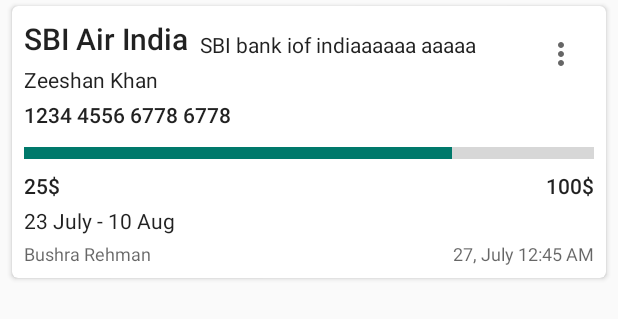
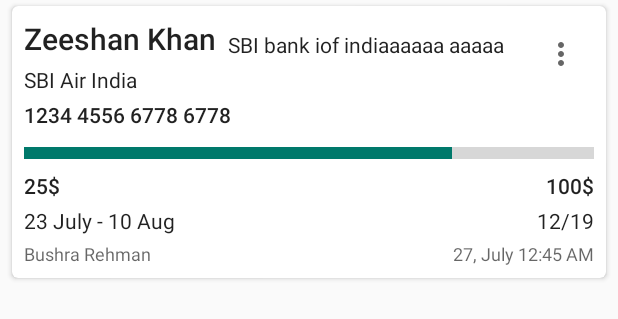
Before and after one commit to zVolt/familyfinance-android, an Android app: the layout listitem_ccard.xml on its own in the app's theme, with its tools: preview values and no code run, on a phone screen of 412 x 824 dp. Shown: the top 319 px of the screen. Run offline under Robolectric (Android 15) with nearby library versions, the phone set to English and light mode, and no system bars.

Commit message:
fix: card name is just alias now, expiry data visible on card item

```diff
--- a/app/src/main/res/layout/listitem_ccard.xml
+++ b/app/src/main/res/layout/listitem_ccard.xml
@@ -18,7 +18,7 @@
 
 
         <TextView
-            android:id="@+id/name"
+            android:id="@+id/cardholder"
             style="@style/TextAppearance.AppCompat.Title"
             android:layout_width="wrap_content"
             android:layout_height="wrap_content"
@@ -29,7 +29,7 @@
             android:textIsSelectable="true"
             app:layout_constraintLeft_toLeftOf="parent"
             app:layout_constraintTop_toTopOf="parent"
-            tools:text="SBI Air India"/>
+            tools:text="Zeeshan Khan"/>
 
 
         <TextView
@@ -41,7 +41,7 @@
             android:layout_marginTop="4dp"
             android:textIsSelectable="true"
             app:layout_constraintLeft_toLeftOf="parent"
-            app:layout_constraintTop_toBottomOf="@+id/cardholder"
+            app:layout_constraintTop_toBottomOf="@+id/name"
             tools:text="1234 4556 6778 6778"/>
 
         <TextView
@@ -57,18 +57,18 @@
             tools:text="23 July - 10 Aug"/>
 
         <TextView
-            android:id="@+id/cardholder"
+            android:id="@+id/name"
             style="@style/TextAppearance.AppCompat.Body1"
             android:layout_width="wrap_content"
             android:layout_height="wrap_content"
             android:layout_marginLeft="0dp"
             android:layout_marginTop="4dp"
+            android:ellipsize="end"
             android:maxLines="1"
-            android:ellipsize="end"
             android:textIsSelectable="true"
             app:layout_constraintLeft_toLeftOf="parent"
-            app:layout_constraintTop_toBottomOf="@+id/name"
-            tools:text="Zeeshan Khan"/>
+            app:layout_constraintTop_toBottomOf="@+id/cardholder"
+            tools:text="SBI Air India"/>
 
         <TextView
             android:id="@+id/bank"
@@ -82,9 +82,9 @@
             android:scrollHorizontally="true"
             android:singleLine="true"
             android:textIsSelectable="true"
-            app:layout_constraintBottom_toBottomOf="@+id/name"
+            app:layout_constraintBottom_toBottomOf="@+id/cardholder"
             app:layout_constraintHorizontal_bias="0.0"
-            app:layout_constraintLeft_toRightOf="@+id/name"
+            app:layout_constraintLeft_toRightOf="@+id/cardholder"
             app:layout_constraintRight_toLeftOf="@+id/menu"
             tools:text="SBI bank iof indiaaaaaa aaaaa"/>
 
@@ -162,6 +162,21 @@
             app:layout_constraintRight_toRightOf="parent"
             app:layout_constraintTop_toTopOf="parent"/>
 
+        <TextView
+            android:id="@+id/expires_on"
+            style="@style/TextAppearance.AppCompat.Body1"
+            android:layout_width="wrap_content"
+            android:layout_height="wrap_content"
+            android:layout_marginBottom="0dp"
+            android:layout_marginEnd="0dp"
+            android:layout_marginStart="8dp"
+            android:layout_marginTop="0dp"
+            app:layout_constraintBottom_toBottomOf="@+id/date"
+            app:layout_constraintHorizontal_bias="1.0"
+            app:layout_constraintLeft_toRightOf="@+id/date"
+            app:layout_constraintRight_toRightOf="parent"
+            app:layout_constraintTop_toTopOf="@+id/date"
+            tools:text="12/19"/>
 
     </android.support.constraint.ConstraintLayout>
 </android.support.v7.widget.CardView>
--- a/app/src/main/res/values/strings.xml
+++ b/app/src/main/res/values/strings.xml
@@ -36,7 +36,7 @@
     <string name="hint_account_holder_name">Account holder\'s name</string>
     <string name="hint_account_number">Account Number</string>
 
-    <string name="hint_ccard_name">Card Name</string>
+    <string name="hint_ccard_name">Card Alias (Optional)</string>
     <string name="hint_ccard_holder_name">Card Holder\'s Name</string>
     <string name="hint_ccard_number">Card Number</string>
     <string name="hint_ccard_limit">Max Limit</string>
```
Also changed, not shown: app/src/main/java/io/github/zkhan93/familyfinance/viewholders/CCardVH.java (+14 -3 lines), app/src/main/res/layout/listitem_addon_card.xml (added, +62 -0 lines).
